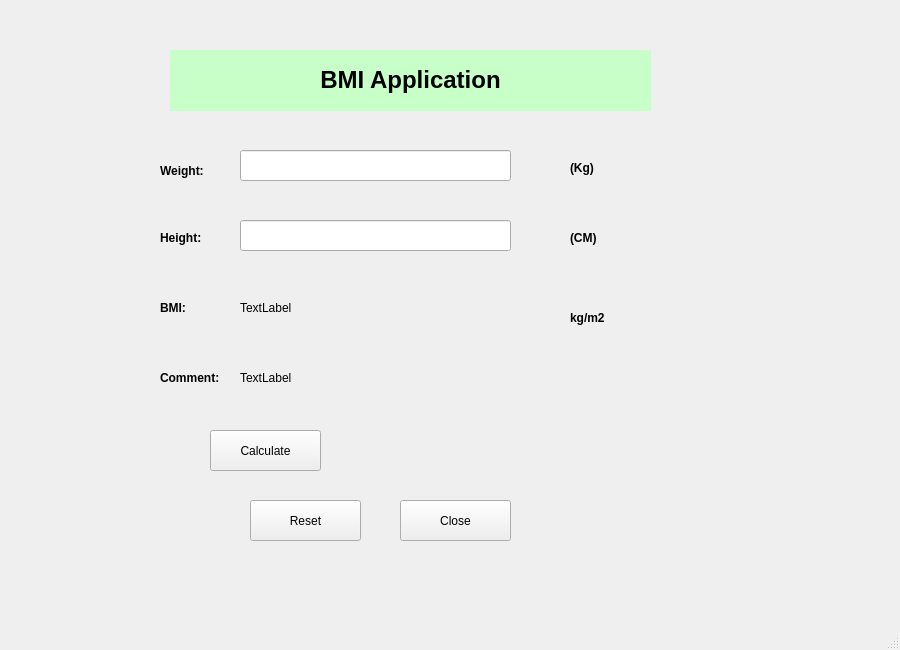
The window that MainWindow.ui (huongthu495/tdlt-uel-bmi) describes before a commit, drawn with Qt 5.
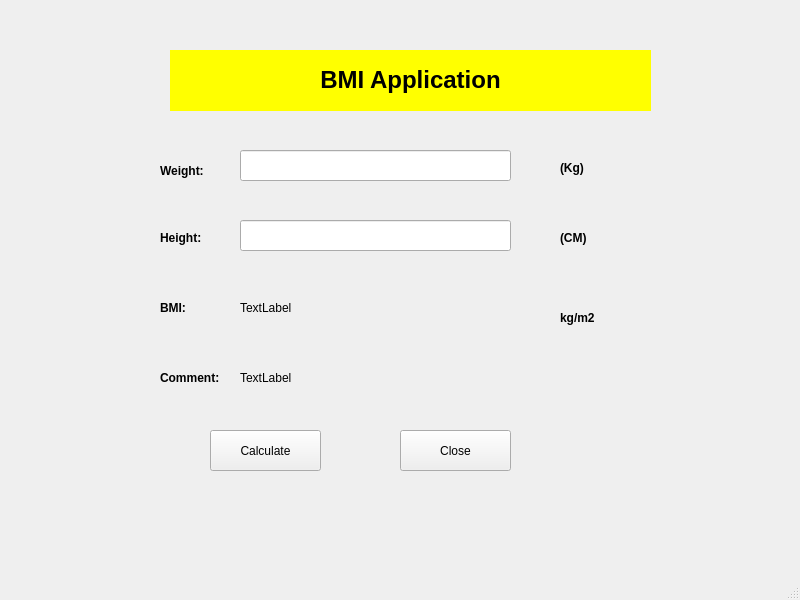
The same window after the commit. Icons and pictures are not drawn.

Commit message: sv_a|UI for project BMI

The edit to the form file:
```diff
--- a/MainWindow.ui
+++ b/MainWindow.ui
@@ -6,8 +6,8 @@
    <rect>
     <x>0</x>
     <y>0</y>
-    <width>900</width> <!-- Tăng kích thước cửa sổ -->
-    <height>650</height>
+    <width>800</width>
+    <height>600</height>
    </rect>
   </property>
   <property name="windowTitle">
@@ -17,7 +17,7 @@
    <widget class="QLabel" name="label_6">
     <property name="geometry">
      <rect>
-      <x>570</x>
+      <x>560</x>
       <y>230</y>
       <width>55</width>
       <height>16</height>
@@ -37,7 +37,7 @@
     <property name="geometry">
      <rect>
       <x>400</x>
-      <y>500</y> <!-- Thay đổi vị trí nút Close -->
+      <y>430</y>
       <width>111</width>
       <height>41</height>
      </rect>
@@ -50,24 +50,6 @@
       <normaloff>../LearnQPushButton/images/8664836_id_card_icon.png</normaloff>../LearnQPushButton/images/8664836_id_card_icon.png</iconset>
     </property>
    </widget>
-   <widget class="QPushButton" name="pushButtonReset">
-    <!-- Nút mới để Reset giá trị các trường -->
-    <property name="geometry">
-     <rect>
-      <x>250</x>
-      <y>500</y>
-      <width>111</width>
-      <height>41</height>
-     </rect>
-    </property>
-    <property name="text">
-     <string>Reset</string>
-    </property>
-    <property name="icon">
-     <iconset>
-      <normaloff>../LearnQPushButton/images/reset_icon.png</normaloff>../LearnQPushButton/images/reset_icon.png</iconset>
-    </property>
-   </widget>
    <widget class="QLabel" name="label_8">
     <property name="geometry">
      <rect>
@@ -90,7 +72,7 @@
    <widget class="QLabel" name="label">
     <property name="geometry">
      <rect>
-      <x>570</x>
+      <x>560</x>
       <y>160</y>
       <width>55</width>
       <height>16</height>
@@ -138,7 +120,7 @@
    <widget class="QLabel" name="label_7">
     <property name="geometry">
      <rect>
-      <x>570</x>
+      <x>560</x>
       <y>310</y>
       <width>55</width>
       <height>16</height>
@@ -181,7 +163,7 @@
      </rect>
     </property>
     <property name="styleSheet">
-     <string notr="true">background-color: rgb(200, 255, 200);</string>
+     <string notr="true">background-color: rgb(255, 255, 0);</string>
     </property>
     <property name="text">
      <string>&lt;html&gt;&lt;head/&gt;&lt;body&gt;&lt;p align="center"&gt;&lt;span style=" font-size:18pt; font-weight:600;"&gt;BMI Application&lt;/span&gt;&lt;/p&gt;&lt;/body&gt;&lt;/html&gt;</string>
```
Left out of the diff: 4 changed lines with no effect on the pictures.
